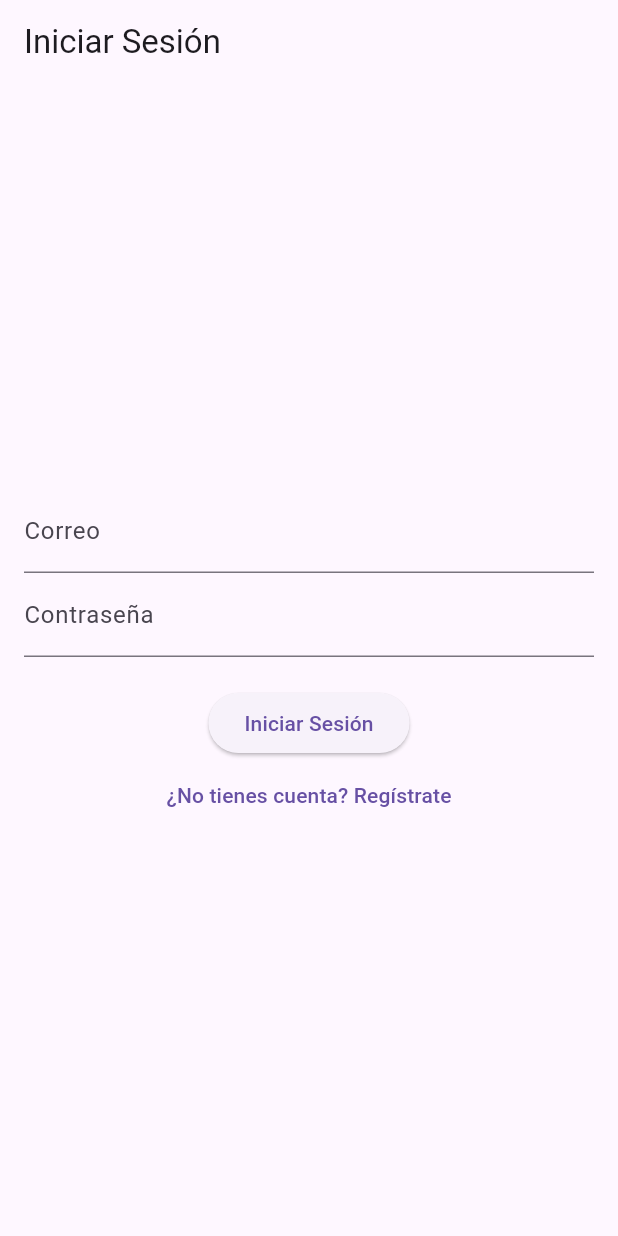
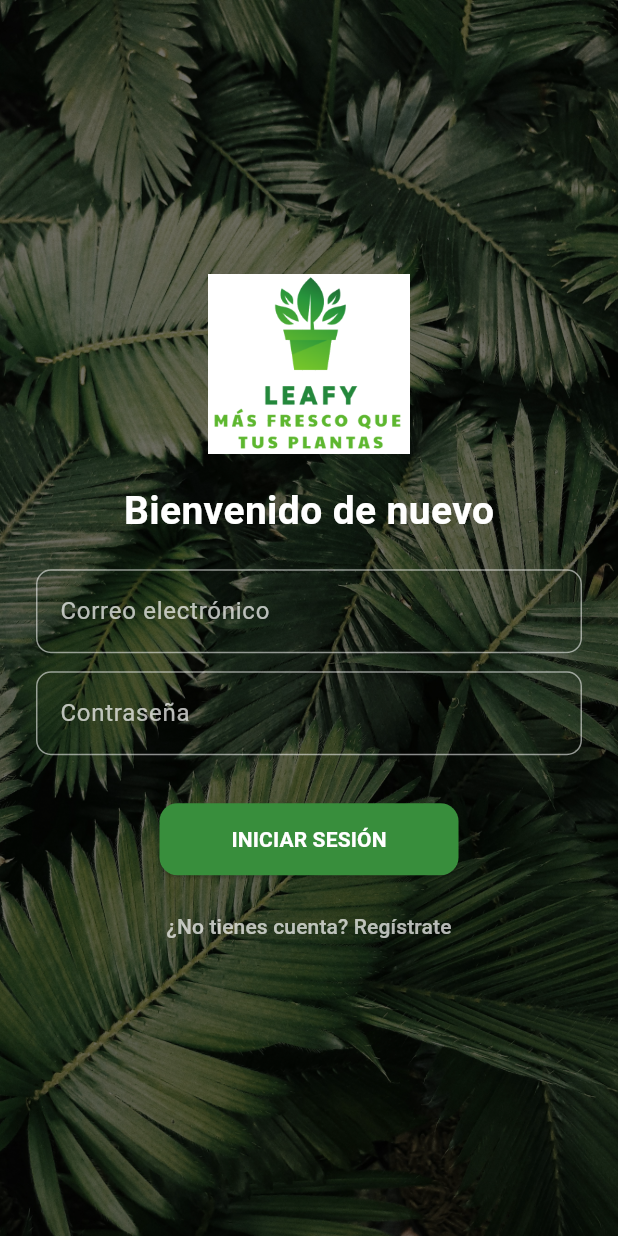
Before and after one commit to mrami8/leafy_app_flutter, a Flutter app: the screen it shows after launch, on a phone screen of 412 x 824 dp. Run offline on Flutter 3.47's test engine with Material 3 defaults, Android fonts, the phone set to English and light mode, and no system bars; our stand-ins replace image_picker, supabase_flutter, table_calendar; accounts and stored records are empty.

Commit message:
Stetic Loguin v1

```diff
--- a/lib/LoginScreen.dart
+++ b/lib/LoginScreen.dart
@@ -13,7 +13,7 @@ class LoginScreen extends StatefulWidget {
 class _LoginScreenState extends State<LoginScreen> {
   final _emailController = TextEditingController();
   final _passwordController = TextEditingController();
-  final _nombreController = TextEditingController(); // Solo para registro
+  final _nombreController = TextEditingController();
 
   bool isRegistering = false;
 
@@ -63,28 +63,52 @@ class _LoginScreenState extends State<LoginScreen> {
   @override
   Widget build(BuildContext context) {
     return Scaffold(
-      appBar: AppBar(title: Text(isRegistering ? "Registro" : "Iniciar Sesión")),
-      body: Padding(
-        padding: EdgeInsets.all(16.0),
+      body: Stack(
+        fit: StackFit.expand,
+        children: [
+          Image.asset(
+            'assets/FondoPantalla.jpg', // Usa la imagen que subiste
+            fit: BoxFit.cover,
+          ),
+          Container(
+            color: Colors.black.withOpacity(0.5), // Capa para contraste
+          ),
+          Center(
+            child: SingleChildScrollView(
+              padding: const EdgeInsets.symmetric(horizontal: 24.0),
               child: Column(
-          mainAxisAlignment: MainAxisAlignment.center,
+                mainAxisSize: MainAxisSize.min,
                 children: [
+                  Image.asset(
+                    'assets/LogoLeafy.png',
+                    height: 120,
+                  ),
+                  const SizedBox(height: 20),
+                  Text(
+                    isRegistering ? "Crea tu cuenta" : "Bienvenido de nuevo",
+                    style: TextStyle(
+                      color: Colors.white,
+                      fontSize: 26,
+                      fontWeight: FontWeight.bold,
+                    ),
+                  ),
+                  const SizedBox(height: 20),
                   if (isRegistering)
-              TextField(
-                controller: _nombreController,
-                decoration: InputDecoration(labelText: "Nombre"),
+                    _buildTextField("Nombre", _nombreController),
+                  _buildTextField("Correo electrónico", _emailController),
+                  _buildTextField("Contraseña", _passwordController, isPassword: true),
+                  const SizedBox(height: 20),
+                  ElevatedButton(
+                    style: ElevatedButton.styleFrom(
+                      backgroundColor: Colors.green.shade700,
+                      foregroundColor: Colors.white,
+                      padding: const EdgeInsets.symmetric(
+                        horizontal: 48, vertical: 14,
                       ),
-            TextField(
-              controller: _emailController,
-              decoration: InputDecoration(labelText: "Correo"),
+                      shape: RoundedRectangleBorder(
+                        borderRadius: BorderRadius.circular(12),
                       ),
-            TextField(
-              controller: _passwordController,
-              decoration: InputDecoration(labelText: "Contraseña"),
-              obscureText: true,
                     ),
-            SizedBox(height: 20),
-            ElevatedButton(
                     onPressed: () {
                       if (isRegistering) {
                         _handleRegister(context);
@@ -92,19 +116,52 @@ class _LoginScreenState extends State<LoginScreen> {
                         _handleLogin(context);
                       }
                     },
-              child: Text(isRegistering ? "Registrarse" : "Iniciar Sesión"),
+                    child: Text(
+                      isRegistering ? "REGISTRARSE" : "INICIAR SESIÓN",
+                      style: const TextStyle(fontWeight: FontWeight.bold),
                     ),
+                  ),
+                  const SizedBox(height: 10),
                   TextButton(
                     onPressed: () {
                       setState(() {
                         isRegistering = !isRegistering;
                       });
                     },
-              child: Text(isRegistering
+                    child: Text(
+                      isRegistering
                           ? "¿Ya tienes cuenta? Inicia sesión"
-                  : "¿No tienes cuenta? Regístrate"),
+                          : "¿No tienes cuenta? Regístrate",
+                      style: const TextStyle(color: Colors.white70),
+                    ),
                   )
                 ],
+              ),
+            ),
+          ),
+        ],
+      ),
+    );
+  }
+
+  Widget _buildTextField(String label, TextEditingController controller, {bool isPassword = false}) {
+    return Padding(
+      padding: const EdgeInsets.only(bottom: 12.0),
+      child: TextField(
+        controller: controller,
+        obscureText: isPassword,
+        style: const TextStyle(color: Colors.white),
+        decoration: InputDecoration(
+          labelText: label,
+          labelStyle: const TextStyle(color: Colors.white70),
+          enabledBorder: OutlineInputBorder(
+            borderSide: const BorderSide(color: Colors.white54),
+            borderRadius: BorderRadius.circular(10),
+          ),
+          focusedBorder: OutlineInputBorder(
+            borderSide: const BorderSide(color: Colors.white),
+            borderRadius: BorderRadius.circular(10),
+          ),
         ),
       ),
     );
--- a/lib/main.dart
+++ b/lib/main.dart
@@ -41,6 +41,8 @@ void main() async {
         ), // Proveedor para perfil del usuario
       ],
       child: MaterialApp(
+        debugShowCheckedModeBanner: false,
+        title: 'Leafy App',
         home: Consumer<AuthProvider>(
           builder: (context, auth, _) {
             // Dependiendo de si hay sesión, mostramos la pantalla principal o la de login
--- a/pubspec.yaml
+++ b/pubspec.yaml
@@ -22,3 +22,6 @@ dev_dependencies:
 
 flutter:
   uses-material-design: true
+  assets:
+    - assets/FondoPantalla.jpg
+    - assets/LogoLeafy.png
```
Also changed, not shown: assets/FondoPantalla.jpg (added), assets/LogoLeafy.png (added). Lines whose indentation alone changed are shown as unchanged.
